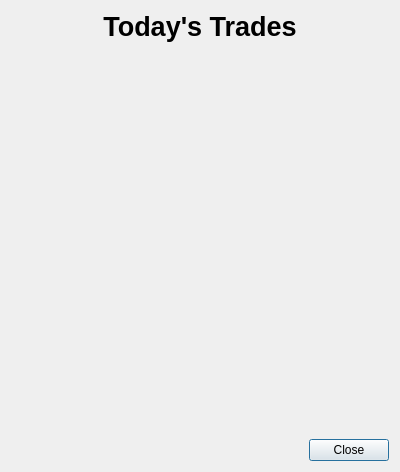
Qt form designer/pokemanki_trade.ui (sivenchinniah/Pokemanki) before a commit.
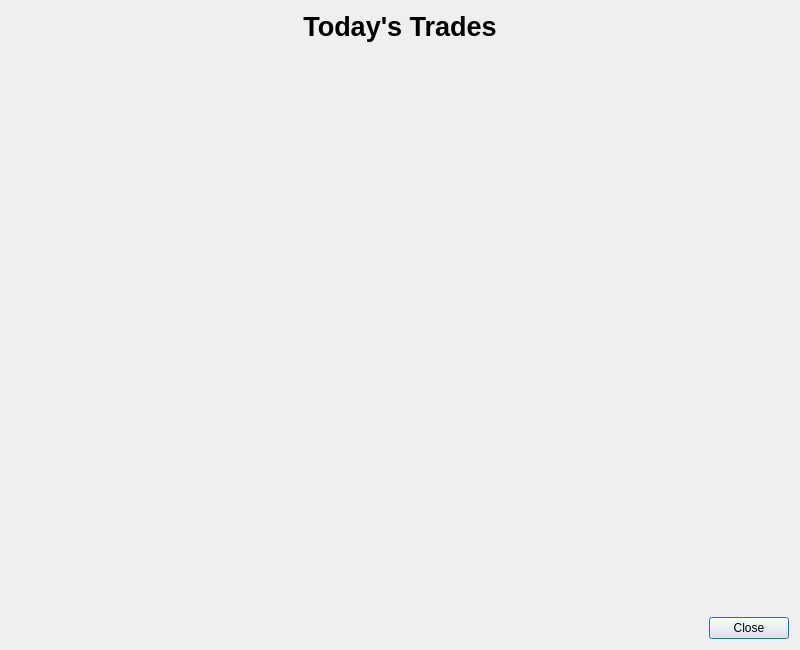
The same form after that commit.

Commit message: Set proper height in the designer file, and avoid rewriting of js trade function

What changed in the file:
```diff
--- a/designer/pokemanki_trade.ui
+++ b/designer/pokemanki_trade.ui
@@ -6,8 +6,8 @@
    <rect>
     <x>0</x>
     <y>0</y>
-    <width>400</width>
-    <height>472</height>
+    <width>800</width>
+    <height>650</height>
    </rect>
   </property>
   <property name="minimumSize">
```
The commit also changes 1 other file.
